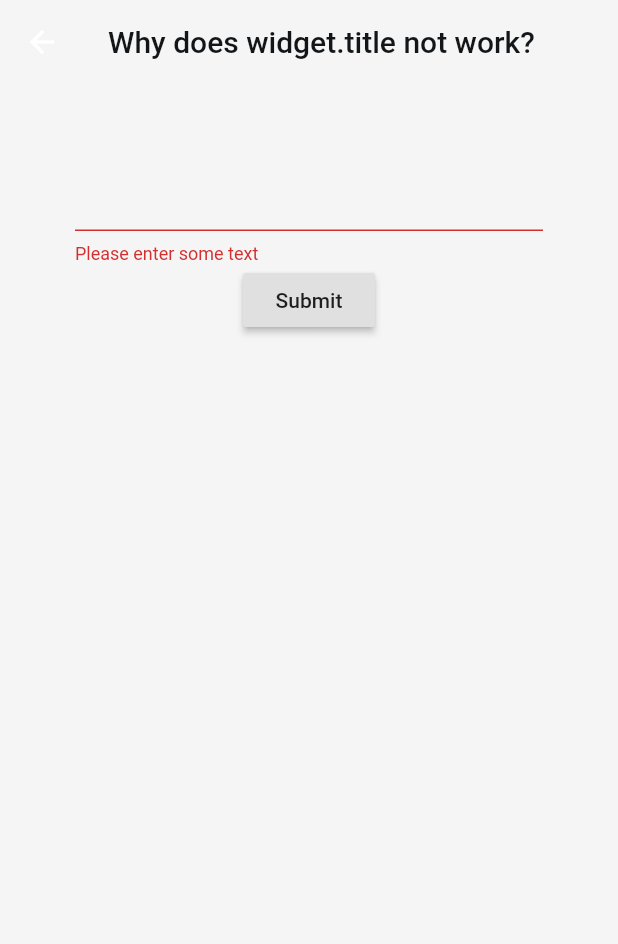
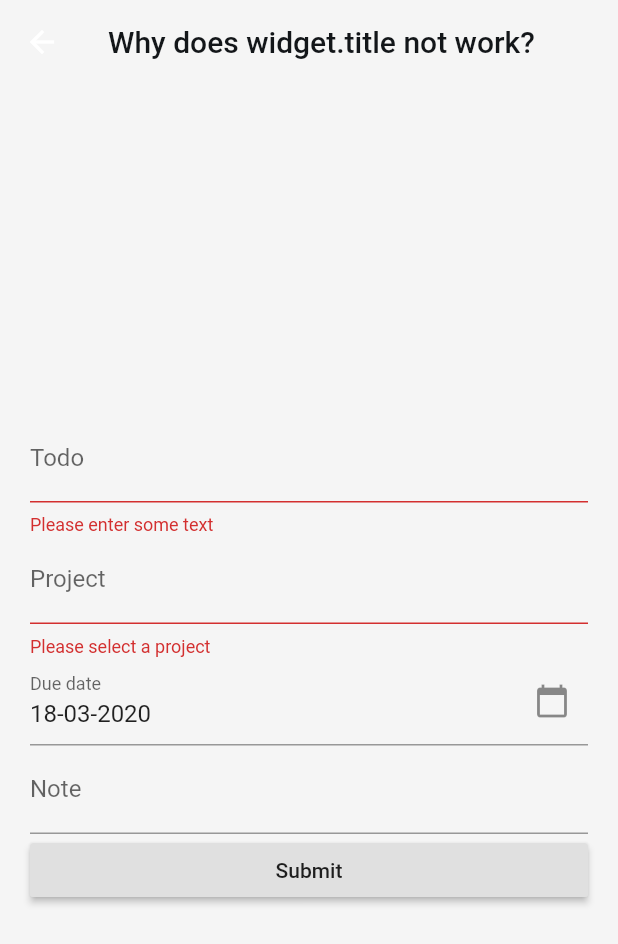
Before and after one commit to timlogemann/todo-flutter, a Flutter app: the FormRoute screen opened by its route, after a tap on "Submit", on a phone screen of 412 x 824 dp. Shown: the top 944 px of the screen. Run offline on Flutter 3.47's test engine with Material 2 defaults, Android fonts, the phone set to English and light mode, and no system bars; our stand-ins replace bloc, equatable, flutter_bloc.

Commit message:
add form

```diff
--- a/lib/routes/form/form_route.dart
+++ b/lib/routes/form/form_route.dart
@@ -45,7 +45,7 @@ class _FormRouteState extends State<FormRoute> {
           children: <Widget>[
             Expanded(
               child: Container(
-                padding: EdgeInsets.all(50),
+                padding: EdgeInsets.symmetric(vertical: 0, horizontal: 20),
                 color: Theme.of(context).backgroundColor,
                 child: CreateTaskForm(),
               ),
--- a/lib/widgets/forms/create_task.dart
+++ b/lib/widgets/forms/create_task.dart
@@ -1,11 +1,13 @@
 // Define a custom Form widget.
 import 'package:flutter/material.dart';
+import 'package:flutter_bloc/flutter_bloc.dart';
+import 'package:intl/intl.dart';
+import 'package:todone/blocs/task/task_index.dart';
+import 'package:todone/models/index.dart';
 
 class CreateTaskForm extends StatefulWidget {
   @override
-  CreateTaskFormState createState() {
-    return CreateTaskFormState();
-  }
+  CreateTaskFormState createState() => CreateTaskFormState();
 }
 
 // Define a corresponding State class.
@@ -17,19 +19,108 @@ class CreateTaskFormState extends State<CreateTaskForm> {
   // Note: This is a `GlobalKey<FormState>`,
   // not a GlobalKey<CreateTaskFormState>.
   final _formKey = GlobalKey<FormState>();
+  final today = new DateTime.now();
+  final dateCtl = TextEditingController(
+      text: DateFormat('dd-MM-yyyy').format(DateTime.now()));
+
+  @override
+  void dispose() {
+    // Clean up the controller when the widget is disposed.
+    dateCtl.dispose();
+    super.dispose();
+  }
 
   @override
   Widget build(BuildContext context) {
+    final TaskBloc _taskBloc = BlocProvider.of<TaskBloc>(context);
     // Build a Form widget using the _formKey created above.
     return Form(
         key: _formKey,
-        child: Column(children: <Widget>[
+        child: Column(
+            mainAxisAlignment: MainAxisAlignment.center,
+            crossAxisAlignment: CrossAxisAlignment.stretch,
+            children: <Widget>[
               TextFormField(
+                decoration: InputDecoration(
+                  // icon: Icon(Icons.person),
+                  hintText: 'What do do you need to do?',
+                  labelText: 'Todo',
+                ),
                 // The validator receives the text that the user has entered.
                 validator: (value) {
                   if (value.isEmpty) {
                     return 'Please enter some text';
                   }
+                  return null;
+                },
+              ),
+              TextFormField(
+                decoration: InputDecoration(
+                  // icon: Icon(Icons.person),
+                  hintText: 'Which project is it for?',
+                  labelText: 'Project',
+                ),
+                // The validator receives the text that the user has entered.
+                validator: (value) {
+                  if (value.isEmpty) {
+                    return 'Please select a project';
+                  }
+                  return null;
+                },
+              ),
+              TextFormField(
+                controller: dateCtl,
+                decoration: InputDecoration(
+                  suffixIcon: Icon(Icons.calendar_today),
+                  hintText: 'When is it due?',
+                  labelText: 'Due date',
+                ),
+                onTap: () async {
+                  // Below line stops keyboard from appearing
+                  FocusScope.of(context).requestFocus(new FocusNode());
+
+                  print(DateFormat('dd-MM-yyyy').parse(dateCtl.text));
+
+                  var date = await showDatePicker(
+                      context: context,
+                      initialDate: today,
+                      firstDate: today,
+                      lastDate: today.add(Duration(days: 365 * 5)));
+
+                  print('date');
+                  print(date);
+
+                  if (date != null) {
+                    final String formattedDate =
+                        DateFormat('dd-MM-yyyy').format(date);
+                    print('format');
+                    print(formattedDate);
+
+                    dateCtl.value = TextEditingValue(
+                      text: formattedDate,
+                      selection: TextSelection.fromPosition(
+                        TextPosition(offset: formattedDate.length),
+                      ),
+                    );
+                  }
+                },
+                // The validator receives the text that the user has entered.
+                validator: (value) {
+                  // DateTime.now().year + 1;
+                  if (value.isEmpty) {
+                    return 'Please select a date';
+                  }
+                  return null;
+                },
+              ),
+              TextFormField(
+                decoration: InputDecoration(
+                  // icon: Icon(Icons.person),
+                  hintText: 'What do do you need to do?',
+                  labelText: 'Note',
+                ),
+                // The validator receives the text that the user has entered.
+                validator: (value) {
                   return null;
                 },
               ),
@@ -39,9 +130,12 @@ class CreateTaskFormState extends State<CreateTaskForm> {
                   if (_formKey.currentState.validate()) {
                     // If the form is valid, display a snackbar. In the real world,
                     // you'd often call a server or save the information in a database.
+                    // _taskBloc.dispatch(AddTaskEvent(task: new Task(todo, project, dueDate)))
 
-                Scaffold.of(context)
-                    .showSnackBar(SnackBar(content: Text('Processing Data')));
+                    _formKey.currentState.save();
+
+                    Scaffold.of(context).showSnackBar(
+                        SnackBar(content: Text('Processing Data')));
                   }
                 },
                 child: Text('Submit'),
```
Lines whose indentation alone changed are shown as unchanged.
